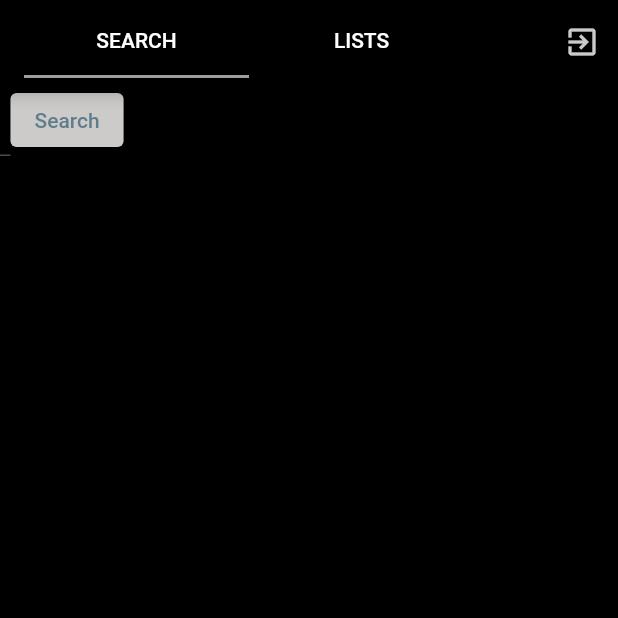
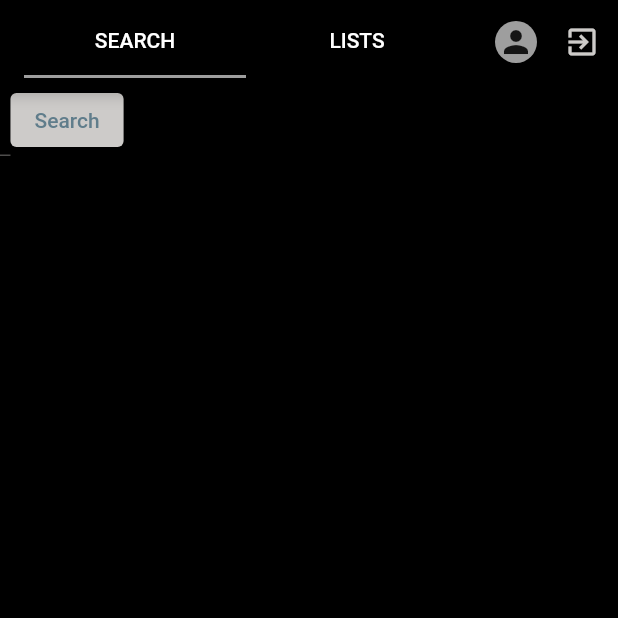
Before and after one commit to amlcloud/screensite, a Flutter app: the screen it shows once a user with an empty profile is signed in, on a phone screen of 412 x 824 dp, the top half of it. Run offline on Flutter 3.47's test engine with Material 2 defaults, Android fonts, the phone set to English and light mode, and no system bars; our stand-ins replace cloud_firestore, csv, equatable, firebase_auth, firebase_core, flutter_riverpod and 4 more; missing offline and left inert: universal_html; accounts and stored records are empty; statements that could not run were skipped.

Commit message:
Added avatar in app bar

```diff
--- a/lib/app_bar.dart
+++ b/lib/app_bar.dart
@@ -1,6 +1,7 @@
 import 'package:firebase_auth/firebase_auth.dart';
 import 'package:flutter/material.dart';
 import 'package:flutter_riverpod/flutter_riverpod.dart';
+import 'package:screensite/app_bar_avatar.dart';
 import 'package:screensite/main.dart';
 
 class MyAppBar {
@@ -37,6 +38,10 @@ class MyAppBar {
                 },
               ))),
       actions: [
+        Container(
+          margin: EdgeInsets.all(2),
+          child: SetAvatar(),
+        ),
         IconButton(
             onPressed: () {
               ref.read(isLoggedIn.notifier).value = false;
--- /dev/null
+++ b/lib/app_bar_avatar.dart
@@ -0,0 +1,24 @@
+import 'package:firebase_auth/firebase_auth.dart';
+import 'package:flutter/material.dart';
+import 'package:flutter_riverpod/flutter_riverpod.dart';
+
+class SetAvatar extends ConsumerWidget {
+  @override
+  Widget build(BuildContext context, WidgetRef ref) {
+    bool isUserHasAvatar = FirebaseAuth.instance.currentUser?.photoURL != null;
+    return Tooltip(
+      message: 'Edit Profile',
+      child: Padding(
+          padding: EdgeInsets.only(right: 4),
+          child: Center(
+              child: CircleAvatar(
+                  radius: 14,
+                  backgroundImage: isUserHasAvatar
+                      ? Image.network(
+                              FirebaseAuth.instance.currentUser!.photoURL!)
+                          .image
+                      : null,
+                  child: isUserHasAvatar ? null : Icon(Icons.person)))),
+    );
+  }
+}
```
